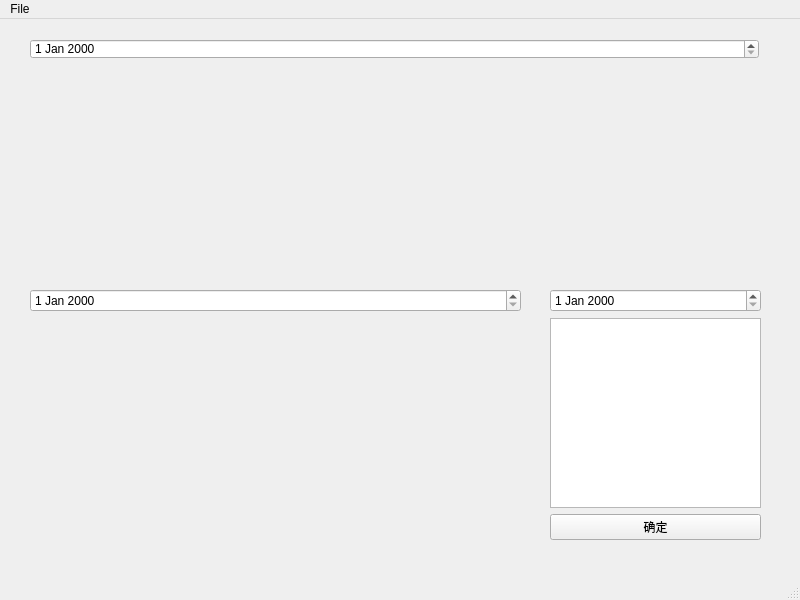
Before: the Qt Designer form trade_stock_digu/stock_pool_track/ui/stock_pool_track.ui in digu1216/vnpy, drawn with Qt 5.
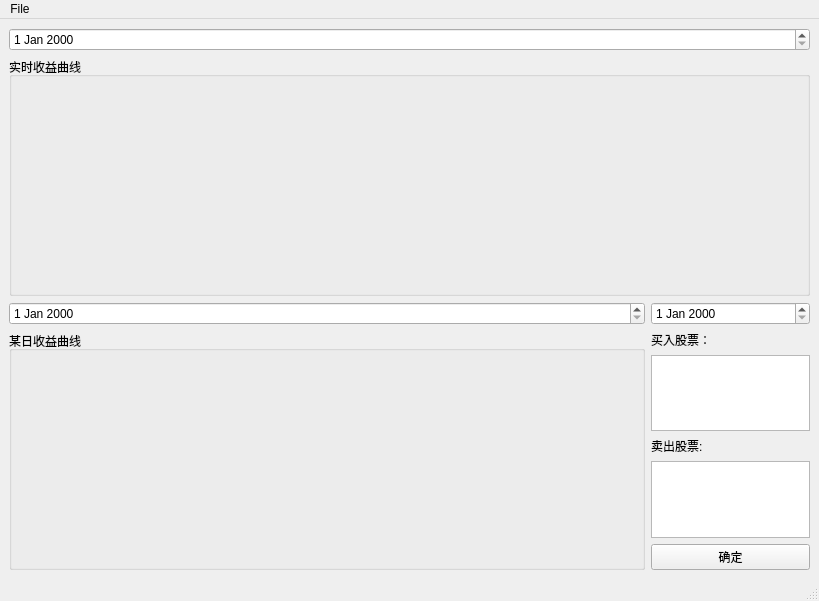
After: the same form once the commit is applied.

```diff
--- a/trade_stock_digu/stock_pool_track/ui/stock_pool_track.ui
+++ b/trade_stock_digu/stock_pool_track/ui/stock_pool_track.ui
@@ -6,74 +6,72 @@
    <rect>
     <x>0</x>
     <y>0</y>
-    <width>800</width>
-    <height>600</height>
+    <width>819</width>
+    <height>601</height>
    </rect>
   </property>
   <property name="windowTitle">
    <string>MainWindow</string>
   </property>
   <widget class="QWidget" name="centralwidget">
-   <widget class="QWidget" name="layoutWidget">
-    <property name="geometry">
-     <rect>
-      <x>30</x>
-      <y>20</y>
-      <width>731</width>
-      <height>231</height>
-     </rect>
-    </property>
+   <layout class="QVBoxLayout" name="verticalLayout_5">
+    <item>
+     <layout class="QVBoxLayout" name="verticalLayout_4" stretch="1,1">
+      <item>
     <layout class="QVBoxLayout" name="verticalLayout">
      <item>
-      <widget class="QWidget" name="widget" native="true">
-       <widget class="QDateEdit" name="dateEdit">
-        <property name="geometry">
-         <rect>
-          <x>0</x>
-          <y>0</y>
-          <width>729</width>
-          <height>20</height>
-         </rect>
-        </property>
-       </widget>
+         <widget class="QDateEdit" name="dateEdit"/>
+        </item>
+        <item>
+         <widget class="QGroupBox" name="groupBox">
+          <property name="title">
+           <string>实时收益曲线</string>
+          </property>
       </widget>
      </item>
     </layout>
-   </widget>
-   <widget class="QWidget" name="layoutWidget">
-    <property name="geometry">
-     <rect>
-      <x>30</x>
-      <y>270</y>
-      <width>491</width>
-      <height>251</height>
-     </rect>
-    </property>
-    <layout class="QVBoxLayout" name="verticalLayout_2">
+      </item>
+      <item>
+       <layout class="QHBoxLayout" name="horizontalLayout" stretch="4,1">
+        <item>
+         <layout class="QVBoxLayout" name="verticalLayout_2" stretch="0,0">
      <item>
       <widget class="QDateEdit" name="dateEdit_2"/>
      </item>
      <item>
-      <widget class="QWidget" name="widget_2" native="true"/>
-     </item>
-    </layout>
-   </widget>
-   <widget class="QWidget" name="layoutWidget">
-    <property name="geometry">
-     <rect>
-      <x>550</x>
-      <y>270</y>
-      <width>211</width>
-      <height>251</height>
-     </rect>
-    </property>
+           <widget class="QGroupBox" name="groupBox_2">
+            <property name="title">
+             <string>某日收益曲线</string>
+            </property>
+           </widget>
+          </item>
+         </layout>
+        </item>
+        <item>
     <layout class="QVBoxLayout" name="verticalLayout_3">
      <item>
       <widget class="QDateEdit" name="dateEdit_3"/>
      </item>
+          <item>
+           <widget class="QLabel" name="label">
+            <property name="text">
+             <string>买入股票：</string>
+            </property>
+           </widget>
+          </item>
      <item>
       <widget class="QTextEdit" name="textEdit"/>
      </item>
+          <item>
+           <widget class="QLabel" name="label_2">
+            <property name="text">
+             <string>卖出股票:</string>
+            </property>
+           </widget>
+          </item>
+          <item>
+           <widget class="QTextEdit" name="textEdit_2"/>
+          </item>
      <item>
       <widget class="QPushButton" name="pushButton">
        <property name="text">
@@ -82,15 +80,20 @@
       </widget>
      </item>
     </layout>
-   </widget>
+        </item>
+       </layout>
+      </item>
+     </layout>
+    </item>
+   </layout>
   </widget>
   <widget class="QMenuBar" name="menubar">
    <property name="geometry">
     <rect>
      <x>0</x>
      <y>0</y>
-     <width>800</width>
-     <height>23</height>
+     <width>819</width>
+     <height>18</height>
     </rect>
    </property>
    <widget class="QMenu" name="menuFile">
```
Left out of the diff: 19 changed lines with no effect on the pictures. Lines whose indentation alone changed are shown as unchanged.
